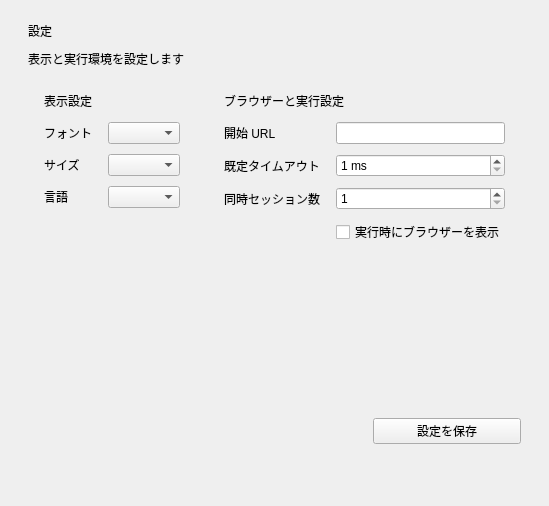
Above: qt_ui/forms/settings.ui from okasi1997/WebFlowManager before the change. Below: the same form after it.
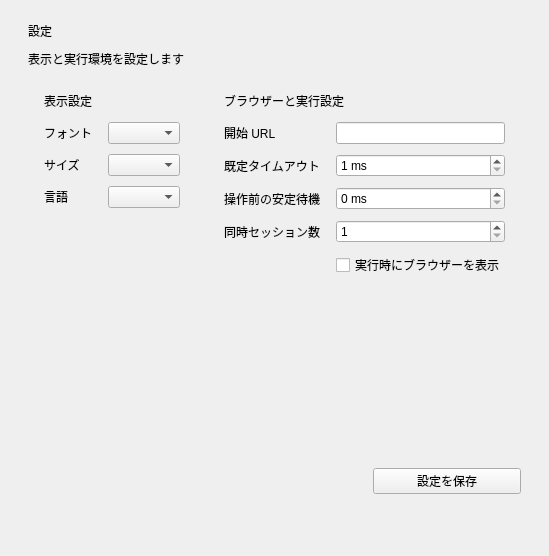
That is the form after the change.

Commit message: fix(execution): 失敗後のページ操作でもグループへエラーを伝播

Patch:
```diff
--- a/qt_ui/forms/settings.ui
+++ b/qt_ui/forms/settings.ui
@@ -15,8 +15,8 @@
      <property name="spacing"><number>12</number></property>
      <item alignment="Qt::AlignTop">
       <widget class="QFrame" name="displayCard">
-       <property name="minimumSize"><size><width>0</width><height>330</height></size></property>
-       <property name="maximumSize"><size><width>16777215</width><height>330</height></size></property>
+       <property name="minimumSize"><size><width>0</width><height>380</height></size></property>
+       <property name="maximumSize"><size><width>16777215</width><height>380</height></size></property>
        <property name="card" stdset="0"><bool>true</bool></property>
        <layout class="QVBoxLayout" name="displayLayout">
         <property name="spacing"><number>12</number></property>
@@ -41,8 +41,8 @@
      </item>
      <item alignment="Qt::AlignTop">
       <widget class="QFrame" name="runtimeCard">
-       <property name="minimumSize"><size><width>0</width><height>330</height></size></property>
-       <property name="maximumSize"><size><width>16777215</width><height>330</height></size></property>
+       <property name="minimumSize"><size><width>0</width><height>380</height></size></property>
+       <property name="maximumSize"><size><width>16777215</width><height>380</height></size></property>
        <property name="card" stdset="0"><bool>true</bool></property>
        <layout class="QVBoxLayout" name="runtimeLayout">
         <property name="spacing"><number>12</number></property>
@@ -57,9 +57,11 @@
           <item row="0" column="1"><widget class="QLineEdit" name="startUrlEdit"><property name="clearButtonEnabled"><bool>true</bool></property></widget></item>
           <item row="1" column="0"><widget class="QLabel" name="timeoutLabel"><property name="text"><string>既定タイムアウト</string></property></widget></item>
           <item row="1" column="1"><widget class="QSpinBox" name="timeoutSpin"><property name="suffix"><string> ms</string></property><property name="minimum"><number>1</number></property><property name="maximum"><number>3600000</number></property><property name="singleStep"><number>1000</number></property></widget></item>
-          <item row="2" column="0"><widget class="QLabel" name="sessionLabel"><property name="text"><string>同時セッション数</string></property></widget></item>
-          <item row="2" column="1"><widget class="QSpinBox" name="sessionSpin"><property name="minimum"><number>1</number></property><property name="maximum"><number>20</number></property></widget></item>
-          <item row="3" column="1"><widget class="QCheckBox" name="browserVisibleCheck"><property name="text"><string>実行時にブラウザーを表示</string></property></widget></item>
+          <item row="2" column="0"><widget class="QLabel" name="actionStableLabel"><property name="text"><string>操作前の安定待機</string></property></widget></item>
+          <item row="2" column="1"><widget class="QSpinBox" name="actionStableSpin"><property name="suffix"><string> ms</string></property><property name="minimum"><number>0</number></property><property name="maximum"><number>5000</number></property><property name="singleStep"><number>50</number></property></widget></item>
+          <item row="3" column="0"><widget class="QLabel" name="sessionLabel"><property name="text"><string>同時セッション数</string></property></widget></item>
+          <item row="3" column="1"><widget class="QSpinBox" name="sessionSpin"><property name="minimum"><number>1</number></property><property name="maximum"><number>20</number></property></widget></item>
+          <item row="4" column="1"><widget class="QCheckBox" name="browserVisibleCheck"><property name="text"><string>実行時にブラウザーを表示</string></property></widget></item>
          </layout>
         </item>
         <item><spacer name="runtimeStretch"><property name="orientation"><enum>Qt::Vertical</enum></property><property name="sizeHint"><size><width>20</width><height>40</height></size></property></spacer></item>
```
The commit also changes 16 other files.
